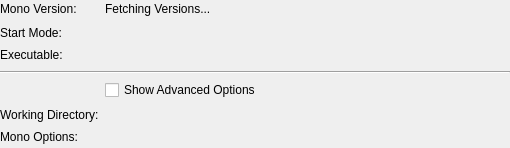
First picture: the form in src/brickv/plugin_system/plugins/red/ui/program_info_csharp.ui, repository Tinkerforge/brickv, before the edit.
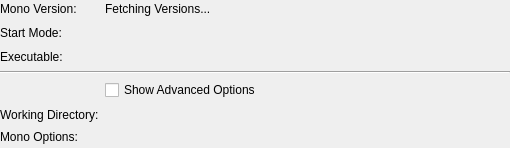
Second picture: the form after the edit.

Commit message: red-brick/pi: Fix label text alignment

Patch:
```diff
--- a/src/brickv/plugin_system/plugins/red/ui/program_info_csharp.ui
+++ b/src/brickv/plugin_system/plugins/red/ui/program_info_csharp.ui
@@ -38,9 +38,6 @@
        <property name="text">
         <string>Executable:</string>
        </property>
-       <property name="alignment">
-        <set>Qt::AlignLeading|Qt::AlignLeft|Qt::AlignTop</set>
-       </property>
       </widget>
      </item>
      <item row="5" column="0">
```
Left out of the diff: 3 changed lines with no effect on the pictures. The commit also changes 10 other files.
